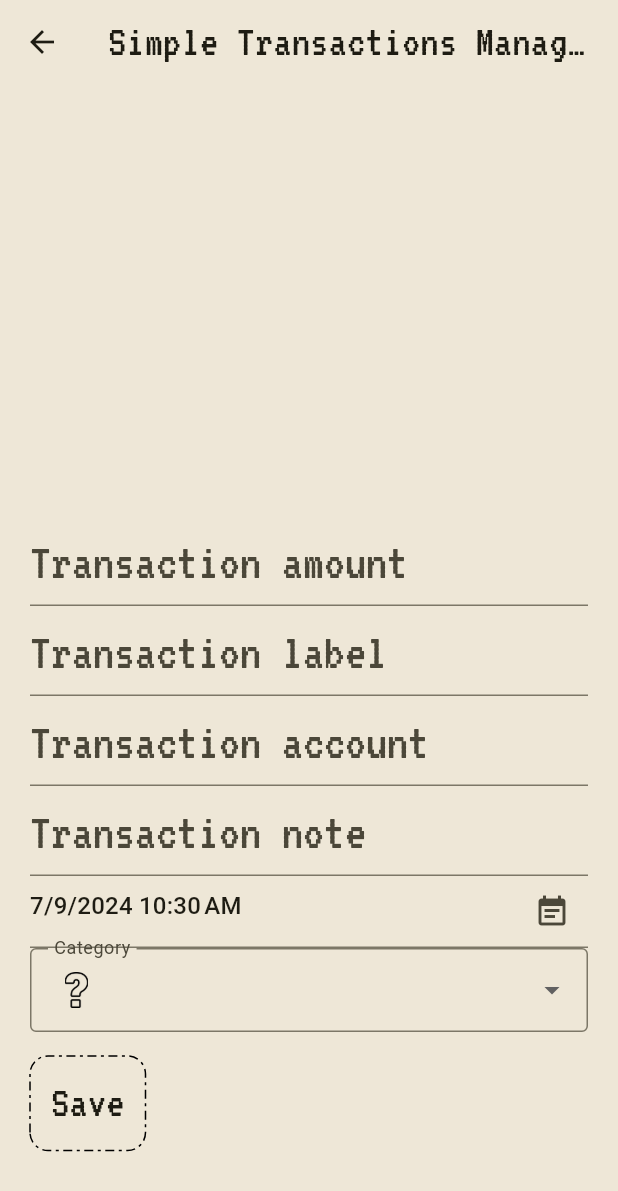
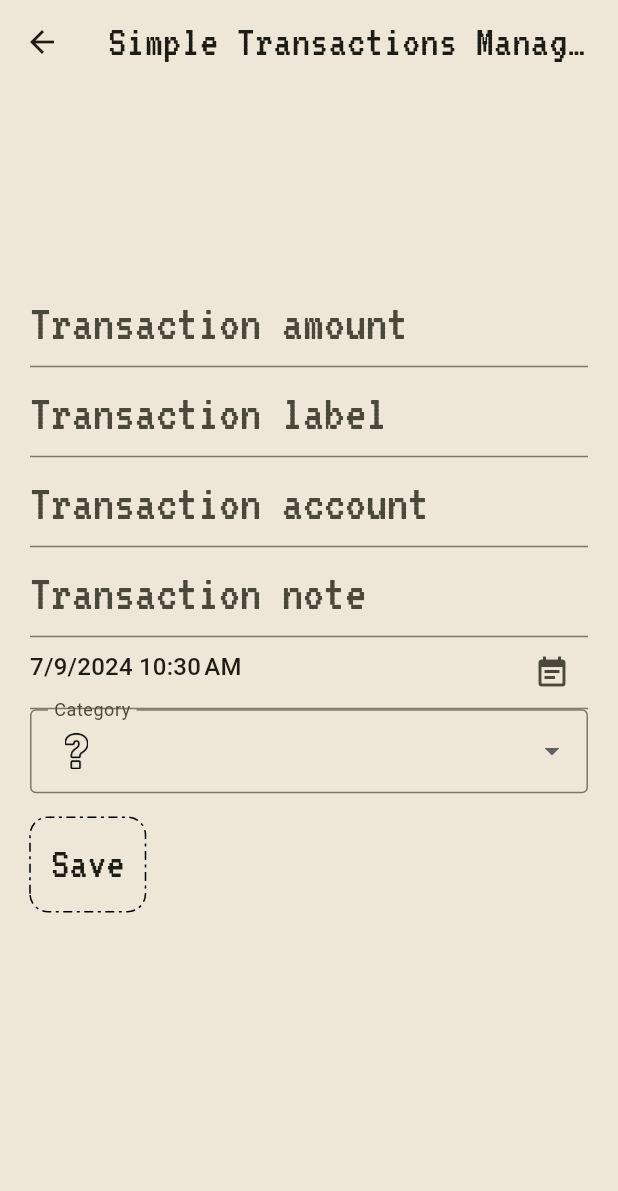
Before and after one commit to itsautfullday/email_credit_tracker, a Flutter app: the CreateUpdateTransaction screen opened directly, on a phone screen of 412 x 824 dp. Shown: the top 1191 px of the screen. Run offline on Flutter 3.47's test engine with Material 2 defaults, Android fonts, the phone set to English and light mode, and no system bars; drawn by our look-alikes of date_field, dotted_border; our stand-ins replace firebase_core, fluttertoast, google_fonts, google_sign_in, googleapis_auth, shared_preferences; missing offline and left inert: extension_google_sign_in_as_googleapis_auth, googleapis; accounts and stored records are empty.

Commit message:
Some valuable comments

```diff
--- a/lib/view/TransactionCreateUpdate.dart
+++ b/lib/view/TransactionCreateUpdate.dart
@@ -2,14 +2,10 @@ import 'package:email_credit_tracker/Constants.dart';
 import 'package:email_credit_tracker/model/ExpenseCategory.dart';
 import 'package:email_credit_tracker/model/ExpenseCategoryManager.dart';
 import 'package:email_credit_tracker/model/Transaction.dart';
-import 'package:email_credit_tracker/model/TransactionsManager.dart';
 import 'package:email_credit_tracker/view/CommonWidgets/DottedButton.dart';
 import 'package:date_field/date_field.dart';
 import 'package:email_credit_tracker/view/CommonWidgets/ViewScaffold.dart';
 import 'package:flutter/material.dart';
-import 'package:fluttertoast/fluttertoast.dart';
-import 'package:googleapis/pagespeedonline/v5.dart';
-import 'package:intl/intl.dart';
 
 import '../controller/TransactionCreateUpdateController.dart';
 
@@ -25,6 +21,9 @@ class CreateUpdateTransaction extends StatelessWidget {
   }
 }
 
+//1. TODO : REFACTOR THIS FUCKING FILE
+//2. Add delete button
+//3. Fix how the drop down is coming out? Looks freaking weird
 class CreateUpdateForm extends StatefulWidget {
   CreateUpdateForm({super.key, this.transaction});
   final Transaction? transaction;
@@ -40,8 +39,8 @@ class _CreateUpdateFormState extends State<CreateUpdateForm> {
   bool isCreateForm = true;
   final GlobalKey<FormState> _formKey = GlobalKey<FormState>();
   Transaction? transaction;
-  ExpenseCategory initialCategory = ExpenseCategoryManager.instance
-        .getCategory(Constants.UNDEFINED_CATEGORY);
+  ExpenseCategory initialCategory =
+      ExpenseCategoryManager.instance.getCategory(Constants.UNDEFINED_CATEGORY);
 
   _CreateUpdateFormState({this.transaction}) {
     this.isCreateForm = (transaction == null);
@@ -54,6 +53,7 @@ class _CreateUpdateFormState extends State<CreateUpdateForm> {
     String label = "";
     String note = "";
     DateTime? date = DateTime.now();
+    final Size size = MediaQuery.of(context).size;
 
     List<ExpenseCategory> categories =
         ExpenseCategoryManager.instance.getAllExpenseCategory();
@@ -69,8 +69,7 @@ class _CreateUpdateFormState extends State<CreateUpdateForm> {
     return Align(
       alignment: Alignment.bottomCenter,
       child: Container(
-        height:
-            500, // TODO UTKARSH Media query thia and do based off of percentage sitze of the screen
+        height: size.height * 0.8,
         padding: EdgeInsets.all(20),
         child: Form(
           key: _formKey,
@@ -165,6 +164,7 @@ class _CreateUpdateFormState extends State<CreateUpdateForm> {
                     (ExpenseCategory item) {
                   return DropdownMenuItem<ExpenseCategory>(
                     value: item,
+                    alignment: Alignment.center,
                     child: Container(
                         width: 30,
                         height: 30,
@@ -173,8 +173,6 @@ class _CreateUpdateFormState extends State<CreateUpdateForm> {
                   );
                 }).toList(),
               ),
-              //TODO Use drop down form field for usage! https://www.dhiwise.com/post/user-selection-guide-to-flutter-dropdownbuttonformfield
-              //
 
               //TODO Add delete button!
 
```
